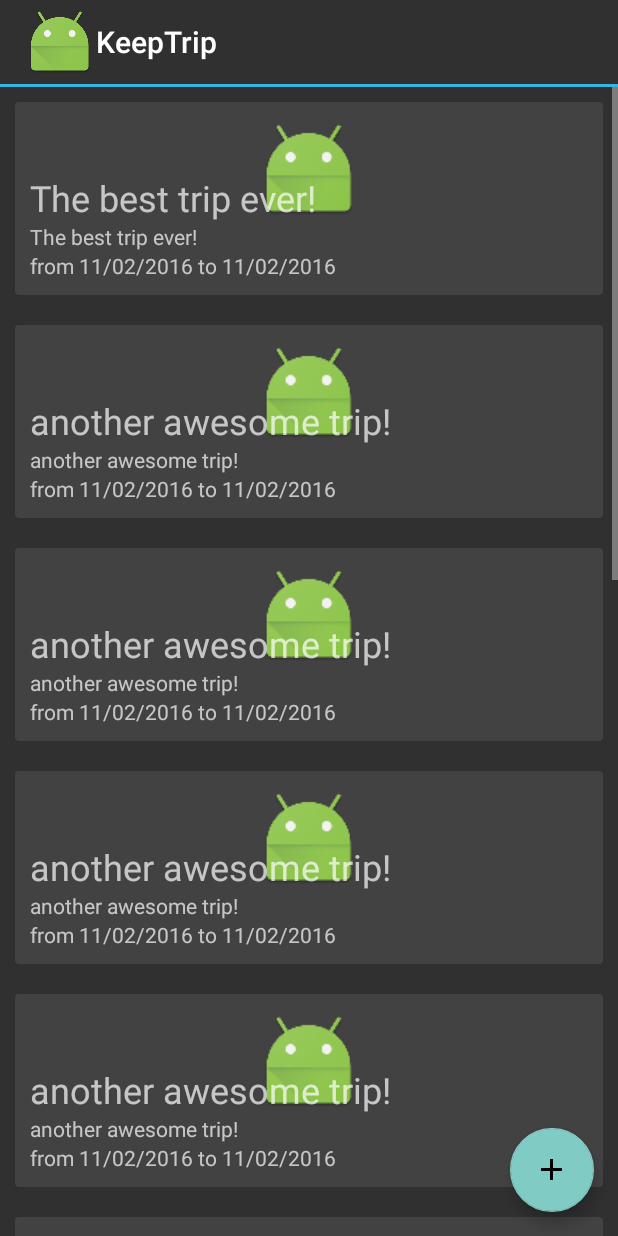
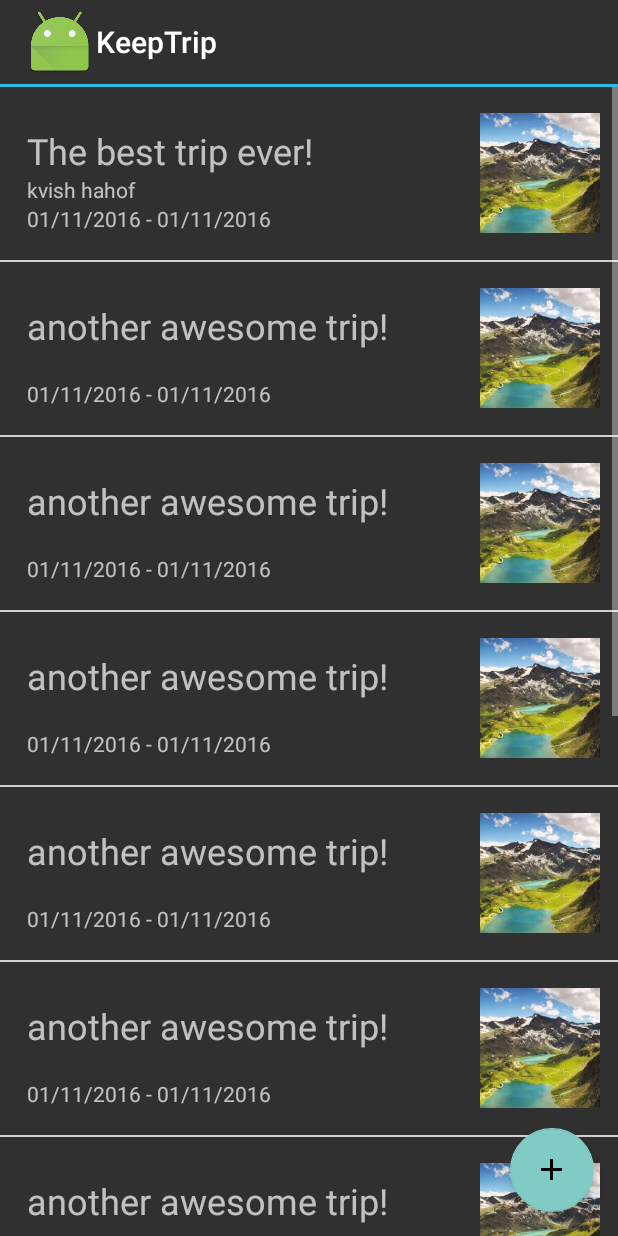
Before and after one commit to davidexterman/KeepTrip, an Android app: the fragment TripsListFragment placed in its activity, on a phone screen of 412 x 824 dp. Run offline under Robolectric (Android 15) with nearby library versions, the phone set to English and light mode, and no system bars.

Commit message:
finish trips view

```diff
--- a/app/src/main/java/com/keeptrip/keeptrip/MainActivity.java
+++ b/app/src/main/java/com/keeptrip/keeptrip/MainActivity.java
@@ -1,5 +1,6 @@
 package com.keeptrip.keeptrip;
 
+import android.content.Intent;
 import android.support.v7.app.AppCompatActivity;
 import android.os.Bundle;
 
@@ -9,5 +10,8 @@ public class MainActivity extends AppCompatActivity {
     protected void onCreate(Bundle savedInstanceState) {
         super.onCreate(savedInstanceState);
         setContentView(R.layout.activity_main);
+
+        Intent intent = new Intent(this, TripMainActivity.class);
+        startActivity(intent);
     }
 }
--- a/app/src/main/java/com/keeptrip/keeptrip/SqlLiteAppDataProvider.java
+++ b/app/src/main/java/com/keeptrip/keeptrip/SqlLiteAppDataProvider.java
@@ -3,6 +3,7 @@ package com.keeptrip.keeptrip;
 import java.text.SimpleDateFormat;
 import java.util.ArrayList;
 import java.util.Date;
+import java.util.Locale;
 
 import static java.lang.System.out;
 
@@ -12,9 +13,11 @@ public class SqlLiteAppDataProvider implements AppDataProvider {
 
     @Override
     public void initialize() {
+        try {
             out.println("initialize success");
-        SimpleDateFormat sdf = new SimpleDateFormat("dd/MM/yyyy");
-        Date date = null;// sdf.parse("01/11/2016");
+            SimpleDateFormat sdf = new SimpleDateFormat("dd/MM/yyyy", Locale.ENGLISH);
+            Date date = sdf.parse("01/11/2016");
+
             final Trip trip1 = new Trip(1, "The best trip ever!", date, "kvish hahof", "No picture", "roh basear shotef et hanof");
             final Trip trip2 = new Trip(2, "another awesome trip!", date, "", "No picture", "");
             final Landmark landmark1 = createLandmark(1, 1, "Haifa!");
@@ -34,7 +37,10 @@ public class SqlLiteAppDataProvider implements AppDataProvider {
             for (int i = 0 ; i < 10 ; i++){
                 Trips.add(trip2);
             }
-
+        }
+        catch (Exception e) {
+            // ignore
+        }
     }
 
     private Landmark createLandmark(int id, int tripId, String title) {
--- a/app/src/main/java/com/keeptrip/keeptrip/TripsListFragment.java
+++ b/app/src/main/java/com/keeptrip/keeptrip/TripsListFragment.java
@@ -18,7 +18,7 @@ public class TripsListFragment extends Fragment {
     private AppDataProvider dataProvider = new SqlLiteAppDataProvider();
     private ArrayList<Trip> trips = new ArrayList<>();
     private RecyclerView tripsRecyclerView;
-    private TripsCardsAdapter tripsCardsAdapter;
+    private TripsListRowAdapter tripsListRowAdapter;
 
     @Override
     public View onCreateView(LayoutInflater inflater, ViewGroup container,
@@ -31,11 +31,11 @@ public class TripsListFragment extends Fragment {
 
         trips = new ArrayList<>(Arrays.asList(dataProvider.getTrips()));
 
-        tripsCardsAdapter = new TripsCardsAdapter(trips);
+        tripsListRowAdapter = new TripsListRowAdapter(trips);
         RecyclerView.LayoutManager mLayoutManager = new LinearLayoutManager(getActivity().getApplicationContext());
         tripsRecyclerView.setLayoutManager(mLayoutManager);
         tripsRecyclerView.setItemAnimator(new DefaultItemAnimator());
-        tripsRecyclerView.setAdapter(tripsCardsAdapter);
+        tripsRecyclerView.setAdapter(tripsListRowAdapter);
 
         FloatingActionButton myFab = (FloatingActionButton) view.findViewById(R.id.trips_main_floating_action_button);
         myFab.setOnClickListener(new View.OnClickListener() {
--- a/app/src/main/java/com/keeptrip/keeptrip/TripsCardsAdapter.java
+++ b/app/src/main/java/com/keeptrip/keeptrip/TripsListRowAdapter.java
@@ -9,9 +9,11 @@ import android.widget.ImageView;
 import android.widget.TextView;
 import android.widget.Toast;
 
+import java.text.SimpleDateFormat;
 import java.util.ArrayList;
+import java.util.Locale;
 
-public class TripsCardsAdapter extends RecyclerView.Adapter<TripsCardsAdapter.TripViewHolder> {
+public class TripsListRowAdapter extends RecyclerView.Adapter<TripsListRowAdapter.TripViewHolder> {
 
     private ArrayList<Trip> tripsList;
 
@@ -36,13 +38,13 @@ public class TripsCardsAdapter extends RecyclerView.Adapter<TripsCardsAdapter.Tr
         }
     }
 
-    public TripsCardsAdapter(ArrayList<Trip> tripsList) {
+    public TripsListRowAdapter(ArrayList<Trip> tripsList) {
         this.tripsList = tripsList;
     }
 
     @Override
     public TripViewHolder onCreateViewHolder(ViewGroup parent, int viewType) {
-        View itemView = LayoutInflater.from(parent.getContext()).inflate(R.layout.trip_card_view_layout, parent, false);
+        View itemView = LayoutInflater.from(parent.getContext()).inflate(R.layout.trip_list_view_row_layout, parent, false);
 
         return new TripViewHolder(itemView);
     }
@@ -51,9 +53,15 @@ public class TripsCardsAdapter extends RecyclerView.Adapter<TripsCardsAdapter.Tr
     public void onBindViewHolder(TripViewHolder holder, int position) {
         Trip trip = tripsList.get(position);
         holder.title.setText(trip.getTitle());
-        holder.location.setText(trip.getTitle());
-//        holder.date.setText(trip.getStartDate().toString());
-        holder.coverPhoto.setImageResource(R.mipmap.ic_launcher);
+        holder.location.setText(trip.getPlace());
+        holder.coverPhoto.setImageResource(R.drawable.landscape);
+
+        SimpleDateFormat sdf = new SimpleDateFormat("dd/MM/yyyy", Locale.ENGLISH);
+        String startDate = "";
+        if (trip.getStartDate() != null) startDate = sdf.format(trip.getStartDate());
+        String endDate = "";
+        if (trip.getStartDate() != null) endDate =sdf.format(trip.getEndDate());
+        holder.date.setText(startDate + " - " + endDate);
     }
 
     @Override
--- /dev/null
+++ b/app/src/main/res/layout/trip_list_view_row_layout.xml
@@ -0,0 +1,62 @@
+<?xml version="1.0" encoding="utf-8"?>
+<LinearLayout xmlns:android="http://schemas.android.com/apk/res/android"
+    xmlns:app="http://schemas.android.com/apk/res-auto"
+    android:orientation="vertical"
+    android:layout_width="match_parent"
+    android:layout_height="wrap_content"
+    android:layout_margin="0dp">
+
+    <RelativeLayout
+        android:layout_width="match_parent"
+        android:layout_height="wrap_content"
+        android:padding="2dp" >
+
+        <ImageView
+            android:id="@+id/trip_card_cover_photo_view"
+            android:layout_width="80dp"
+            android:layout_height="80dp"
+            android:layout_margin="10dp"
+            android:src="@drawable/landscape"
+            android:adjustViewBounds="true"
+            android:scaleType="centerCrop"
+            android:layout_alignParentRight="true"
+            android:layout_centerInParent="true" />
+
+        <LinearLayout
+            android:orientation="vertical"
+            android:layout_width="match_parent"
+            android:layout_height="wrap_content"
+            android:paddingLeft="16dp"
+            android:paddingRight="16dp"
+            android:paddingTop="24dp"
+            android:paddingBottom="16dp">
+
+            <TextView
+                android:id="@+id/trip_card_title_text_view"
+                android:layout_width="match_parent"
+                android:layout_height="wrap_content"
+                android:text="title"
+                android:textSize="24sp"
+                android:gravity="start" />
+
+            <TextView
+                android:id="@+id/trip_card_location_text_view"
+                android:layout_width="match_parent"
+                android:layout_height="wrap_content"
+                android:text="Location"
+                android:textSize="14sp" />
+
+            <TextView
+                android:id="@+id/trip_card_date_text_view"
+                android:layout_width="match_parent"
+                android:layout_height="wrap_content"
+                android:text="11/02/2016 - 11/02/2016"
+                android:textSize="14sp" />
+
+        </LinearLayout>
+    </RelativeLayout>
+
+    <View android:background="@color/tripListDividerColor"
+        android:layout_width = "match_parent"
+        android:layout_height="1dp"/>
+</LinearLayout>
--- a/app/src/main/res/values/colors.xml
+++ b/app/src/main/res/values/colors.xml
@@ -4,4 +4,5 @@
     <color name="colorPrimaryDark">#303F9F</color>
     <color name="colorAccent">#FF4081</color>
     <color name="toolBarLineBackground">#ff33b5e5</color>
+    <color name="tripListDividerColor">#d1d1d1</color>
 </resources>
```
Also changed, not shown: app/src/main/res/layout/trip_card_view_layout.xml (+36 -15 lines). Lines whose indentation alone changed are shown as unchanged.
